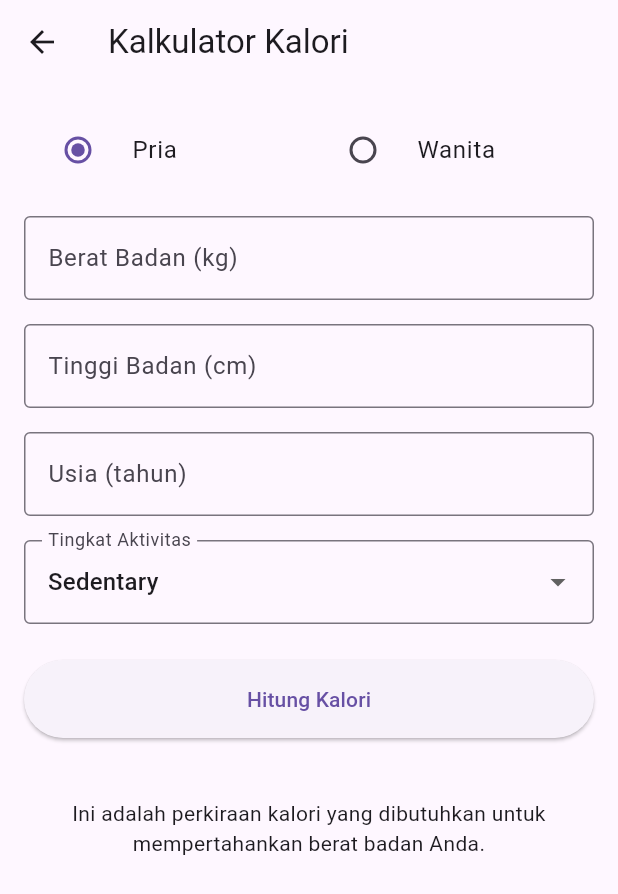
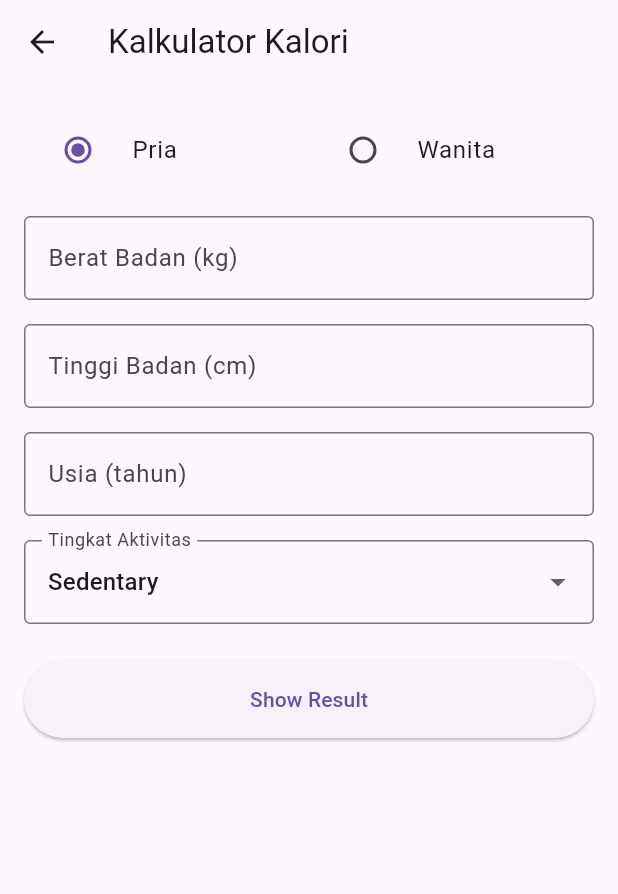
Before and after one commit to Ajikatab/UTS_pemob, a Flutter app: the CalorieCalculatorPage screen opened directly, on a phone screen of 412 x 824 dp. Shown: the top 894 px of the screen. Run offline on Flutter 3.47's test engine with Material 3 defaults, Android fonts, the phone set to English and light mode, and no system bars.

Commit message:
update calorie page

```diff
--- a/lib/screen/calorie_calculator_page.dart
+++ b/lib/screen/calorie_calculator_page.dart
@@ -1,66 +1,9 @@
 import 'package:flutter/material.dart';
-import 'dart:math' as math;
+import 'show_calorie.dart'; // Import untuk halaman hasil
 
 class CalorieCalculatorPage extends StatefulWidget {
   @override
   _CalorieCalculatorPageState createState() => _CalorieCalculatorPageState();
-}
-
-// Custom painter untuk membuat gauge
-class CalorieGaugePainter extends CustomPainter {
-  final double value;
-  final double maxValue;
-
-  CalorieGaugePainter({required this.value, this.maxValue = 3000});
-
-  @override
-  void paint(Canvas canvas, Size size) {
-    final center = Offset(size.width / 2, size.height * 0.7); // Letakkan lebih rendah
-    final radius = size.width * 0.3; // Perkecil radius
-
-    // Background arc (grey)
-    final backgroundPaint = Paint()
-      ..color = Colors.grey[300]!
-      ..style = PaintingStyle.stroke
-      ..strokeWidth = 15; // Kurangi lebar stroke
-
-    canvas.drawArc(
-      Rect.fromCircle(center: center, radius: radius),
-      math.pi,
-      math.pi,
-      false,
-      backgroundPaint,
-    );
-
-    // Calculate color based on value
-    Color gaugeColor;
-    if (value < maxValue * 0.5) {
-      gaugeColor = Colors.yellow;
-    } else if (value < maxValue * 0.75) {
-      gaugeColor = Colors.green;
-    } else {
-      gaugeColor = Colors.red;
-    }
-
-    // Value arc
-    final valuePaint = Paint()
-      ..color = gaugeColor
-      ..style = PaintingStyle.stroke
-      ..strokeWidth = 15 // Kurangi lebar stroke
-      ..strokeCap = StrokeCap.round;
-
-    final valueAngle = (value / maxValue) * math.pi;
-    canvas.drawArc(
-      Rect.fromCircle(center: center, radius: radius),
-      math.pi,
-      valueAngle,
-      false,
-      valuePaint,
-    );
-  }
-
-  @override
-  bool shouldRepaint(CustomPainter oldDelegate) => true;
 }
 
 class _CalorieCalculatorPageState extends State<CalorieCalculatorPage> {
@@ -200,49 +143,16 @@ class _CalorieCalculatorPageState extends State<CalorieCalculatorPage> {
               style: ElevatedButton.styleFrom(
                 padding: EdgeInsets.symmetric(vertical: 16),
               ),
-              onPressed: _calculateCalories,
-              child: Text('Hitung Kalori'),
-            ),
-            SizedBox(height: 24),
-
-            if (_calories > 0)
-              AspectRatio(
-                aspectRatio: 1.5,
-                child: CustomPaint(
-                  painter: CalorieGaugePainter(value: _calories),
-                  child: Center(
-                    child: Column(
-                      mainAxisAlignment: MainAxisAlignment.center,
-                      children: [
-                        Text(
-                          '${_calories.toStringAsFixed(0)}',
-                          style: Theme.of(context).textTheme.headlineMedium?.copyWith(
-                            fontWeight: FontWeight.bold,
-                          ),
-                        ),
-                        Text(
-                          'Calories',
-                          style: Theme.of(context).textTheme.titleMedium,
-                        ),
-                        SizedBox(height: 8),
-                        Text(
-                          'To start losing weight',
-                          style: Theme.of(context).textTheme.bodyMedium?.copyWith(
-                            color: Colors.blue,
-                          ),
-                        ),
-                      ],
-                    ),
+              onPressed: () {
+                _calculateCalories();
+                Navigator.push(
+                  context,
+                  MaterialPageRoute(
+                    builder: (context) => ShowCaloriePage(calories: _calories),
                   ),
-                ),
-              ),
-            Padding(
-              padding: EdgeInsets.all(16),
-              child: Text(
-                'Ini adalah perkiraan kalori yang dibutuhkan untuk mempertahankan berat badan Anda.',
-                textAlign: TextAlign.center,
-                style: Theme.of(context).textTheme.bodyMedium,
-              ),
+                );
+              },
+              child: Text('Show Result'),
             ),
           ],
         ),
```
Also changed, not shown: lib/screen/calculator_page.dart (+20 -1 lines), lib/screen/calorie_gauge.dart (added, +58 -0 lines), lib/screen/show_calorie.dart (added, +42 -0 lines).
